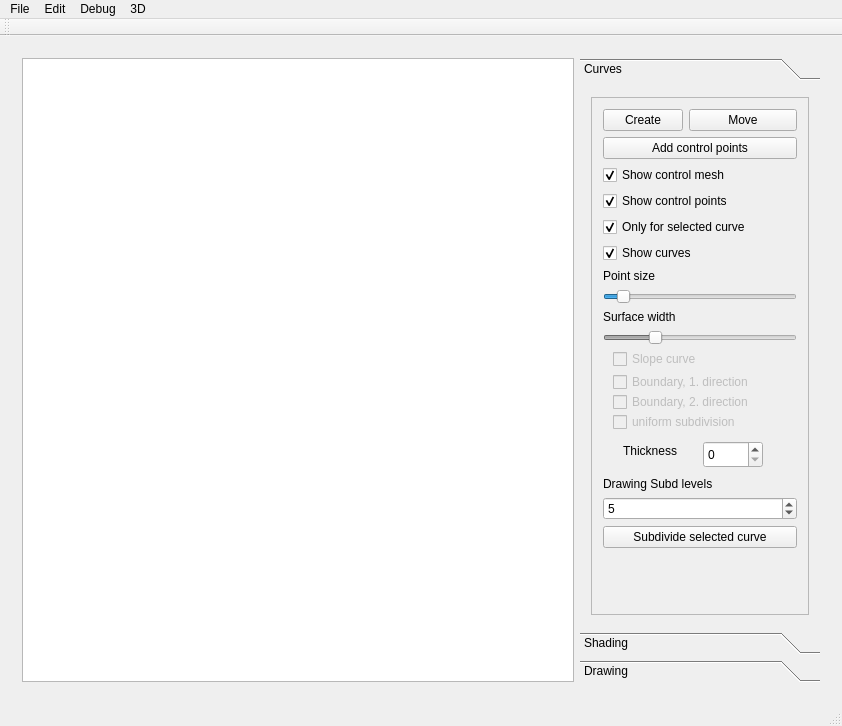
This is mainwindow.ui in ftasse/ShadingCurves as Qt 5 draws it before an edit. The edited form follows.
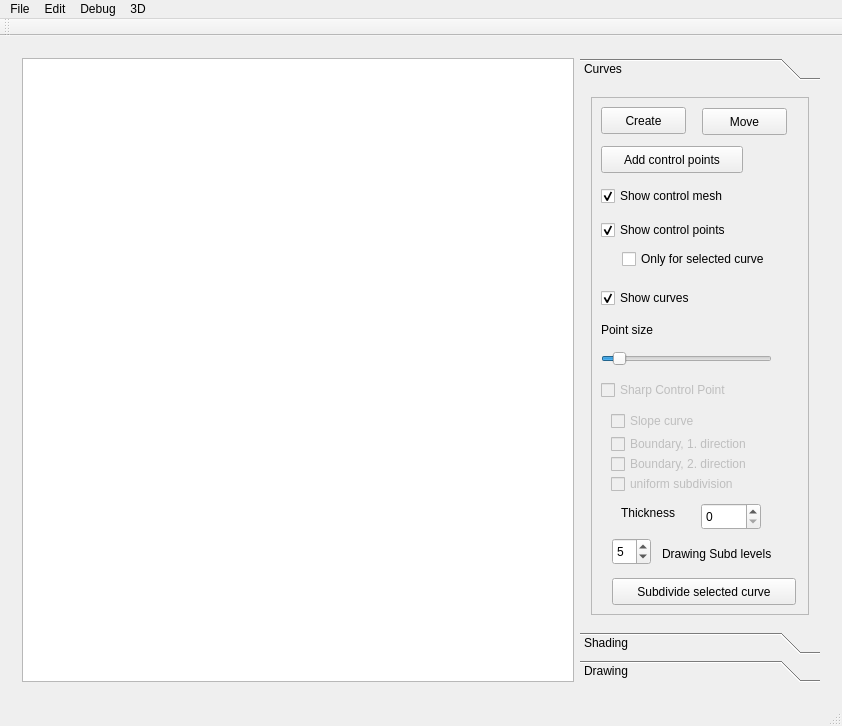
This is the edited form. The open tabs and pages were chosen to show the change. Custom widgets are drawn as their Qt base class.

Commit message: Add support for sharp control points. This only works at end points. Once can set the sharpness for interior points but that will not do anything because this is not supported during subdivision yet

Diff of the .ui file:
```diff
--- a/mainwindow.ui
+++ b/mainwindow.ui
@@ -76,37 +76,45 @@
                <rect>
                 <x>0</x>
                 <y>0</y>
-                <width>216</width>
-                <height>581</height>
+                <width>220</width>
+                <height>517</height>
                </rect>
               </property>
-              <layout class="QFormLayout" name="formLayout">
-               <property name="fieldGrowthPolicy">
-                <enum>QFormLayout::AllNonFixedFieldsGrow</enum>
-               </property>
-               <item row="0" column="0">
                 <widget class="QPushButton" name="createCurveButton">
+               <property name="geometry">
+                <rect>
+                 <x>9</x>
+                 <y>9</y>
+                 <width>85</width>
+                 <height>27</height>
+                </rect>
+               </property>
                  <property name="text">
                   <string>Create</string>
                  </property>
                 </widget>
-               </item>
-               <item row="0" column="1">
-                <widget class="QPushButton" name="moveCurveButton">
-                 <property name="text">
-                  <string>Move</string>
-                 </property>
-                </widget>
-               </item>
-               <item row="2" column="0" colspan="2">
                 <widget class="QPushButton" name="editCurveButton">
+               <property name="geometry">
+                <rect>
+                 <x>9</x>
+                 <y>48</y>
+                 <width>142</width>
+                 <height>27</height>
+                </rect>
+               </property>
                  <property name="text">
                   <string>Add control points</string>
                  </property>
                 </widget>
-               </item>
-               <item row="4" column="0" colspan="2">
                 <widget class="QCheckBox" name="showControlMeshBox">
+               <property name="geometry">
+                <rect>
+                 <x>9</x>
+                 <y>87</y>
+                 <width>158</width>
+                 <height>22</height>
+                </rect>
+               </property>
                  <property name="text">
                   <string>Show control mesh</string>
                  </property>
@@ -114,9 +122,15 @@
                   <bool>true</bool>
                  </property>
                 </widget>
-               </item>
-               <item row="6" column="0" colspan="2">
                 <widget class="QCheckBox" name="showControlPointsBox">
+               <property name="geometry">
+                <rect>
+                 <x>9</x>
+                 <y>121</y>
+                 <width>163</width>
+                 <height>22</height>
+                </rect>
+               </property>
                  <property name="text">
                   <string>Show control points</string>
                  </property>
@@ -124,19 +138,31 @@
                   <bool>true</bool>
                  </property>
                 </widget>
-               </item>
-               <item row="8" column="0" colspan="2">
                 <widget class="QCheckBox" name="onlyShowCurvePointsBox">
+               <property name="geometry">
+                <rect>
+                 <x>30</x>
+                 <y>150</y>
+                 <width>186</width>
+                 <height>22</height>
+                </rect>
+               </property>
                  <property name="text">
                   <string>Only for selected curve</string>
                  </property>
                  <property name="checked">
-                  <bool>true</bool>
-                 </property>
-                </widget>
-               </item>
-               <item row="10" column="0" colspan="2">
+                <bool>false</bool>
+               </property>
+              </widget>
                 <widget class="QCheckBox" name="ShowCurvesBox">
+               <property name="geometry">
+                <rect>
+                 <x>9</x>
+                 <y>189</y>
+                 <width>113</width>
+                 <height>22</height>
+                </rect>
+               </property>
                  <property name="text">
                   <string>Show curves</string>
                  </property>
@@ -144,16 +170,28 @@
                   <bool>true</bool>
                  </property>
                 </widget>
-               </item>
-               <item row="12" column="0">
                 <widget class="QLabel" name="label">
+               <property name="geometry">
+                <rect>
+                 <x>9</x>
+                 <y>223</y>
+                 <width>66</width>
+                 <height>17</height>
+                </rect>
+               </property>
                  <property name="text">
                   <string>Point size</string>
                  </property>
                 </widget>
-               </item>
-               <item row="13" column="0" colspan="2">
                 <widget class="QSlider" name="pointSizeSlider">
+               <property name="geometry">
+                <rect>
+                 <x>9</x>
+                 <y>246</y>
+                 <width>171</width>
+                 <height>29</height>
+                </rect>
+               </property>
                  <property name="minimum">
                   <number>1</number>
                  </property>
@@ -164,35 +202,15 @@
                   <enum>Qt::Horizontal</enum>
                  </property>
                 </widget>
-               </item>
-               <item row="15" column="0" colspan="2">
-                <widget class="QLabel" name="label_2">
-                 <property name="text">
-                  <string>Surface width</string>
-                 </property>
-                </widget>
-               </item>
-               <item row="16" column="0" colspan="2">
-                <widget class="QSlider" name="surfaceWidthSlider">
-                 <property name="enabled">
-                  <bool>false</bool>
-                 </property>
-                 <property name="focusPolicy">
-                  <enum>Qt::NoFocus</enum>
-                 </property>
-                 <property name="maximum">
-                  <number>200</number>
-                 </property>
-                 <property name="value">
-                  <number>50</number>
-                 </property>
-                 <property name="orientation">
-                  <enum>Qt::Horizontal</enum>
-                 </property>
-                </widget>
-               </item>
-               <item row="20" column="0" colspan="2">
                 <widget class="QLabel" name="label_6">
+               <property name="geometry">
+                <rect>
+                 <x>70</x>
+                 <y>440</y>
+                 <width>111</width>
+                 <height>31</height>
+                </rect>
+               </property>
                  <property name="text">
                   <string>Drawing Subd levels</string>
                  </property>
@@ -200,9 +218,15 @@
                   <bool>true</bool>
                  </property>
                 </widget>
-               </item>
-               <item row="21" column="0" colspan="2">
                 <widget class="QSpinBox" name="curveSubdivisionsBox">
+               <property name="geometry">
+                <rect>
+                 <x>20</x>
+                 <y>440</y>
+                 <width>39</width>
+                 <height>27</height>
+                </rect>
+               </property>
                  <property name="minimum">
                   <number>1</number>
                  </property>
@@ -213,12 +237,18 @@
                   <number>5</number>
                  </property>
                 </widget>
-               </item>
-               <item row="18" column="0" colspan="2">
                 <widget class="QWidget" name="bspline_parameters_box" native="true">
                  <property name="enabled">
                   <bool>true</bool>
                  </property>
+               <property name="geometry">
+                <rect>
+                 <x>9</x>
+                 <y>315</y>
+                 <width>253</width>
+                 <height>120</height>
+                </rect>
+               </property>
                  <property name="minimumSize">
                   <size>
                    <width>0</width>
@@ -316,15 +346,48 @@
                   </property>
                  </widget>
                 </widget>
-               </item>
-               <item row="22" column="0" colspan="2">
                 <widget class="QPushButton" name="subdivideCurveButton">
+               <property name="geometry">
+                <rect>
+                 <x>20</x>
+                 <y>480</y>
+                 <width>184</width>
+                 <height>27</height>
+                </rect>
+               </property>
                  <property name="text">
                   <string>Subdivide selected curve</string>
                  </property>
                 </widget>
-               </item>
-              </layout>
+              <widget class="QCheckBox" name="sharp_box">
+               <property name="enabled">
+                <bool>false</bool>
+               </property>
+               <property name="geometry">
+                <rect>
+                 <x>9</x>
+                 <y>281</y>
+                 <width>162</width>
+                 <height>22</height>
+                </rect>
+               </property>
+               <property name="text">
+                <string>Sharp Control Point</string>
+               </property>
+              </widget>
+              <widget class="QPushButton" name="moveCurveButton">
+               <property name="geometry">
+                <rect>
+                 <x>110</x>
+                 <y>10</y>
+                 <width>85</width>
+                 <height>27</height>
+                </rect>
+               </property>
+               <property name="text">
+                <string>Move</string>
+               </property>
+              </widget>
              </widget>
             </widget>
            </item>
```
Left out of the diff: 2 changed lines with no effect on the pictures. Lines whose indentation alone changed are shown as unchanged. The commit also changes 9 other files.
